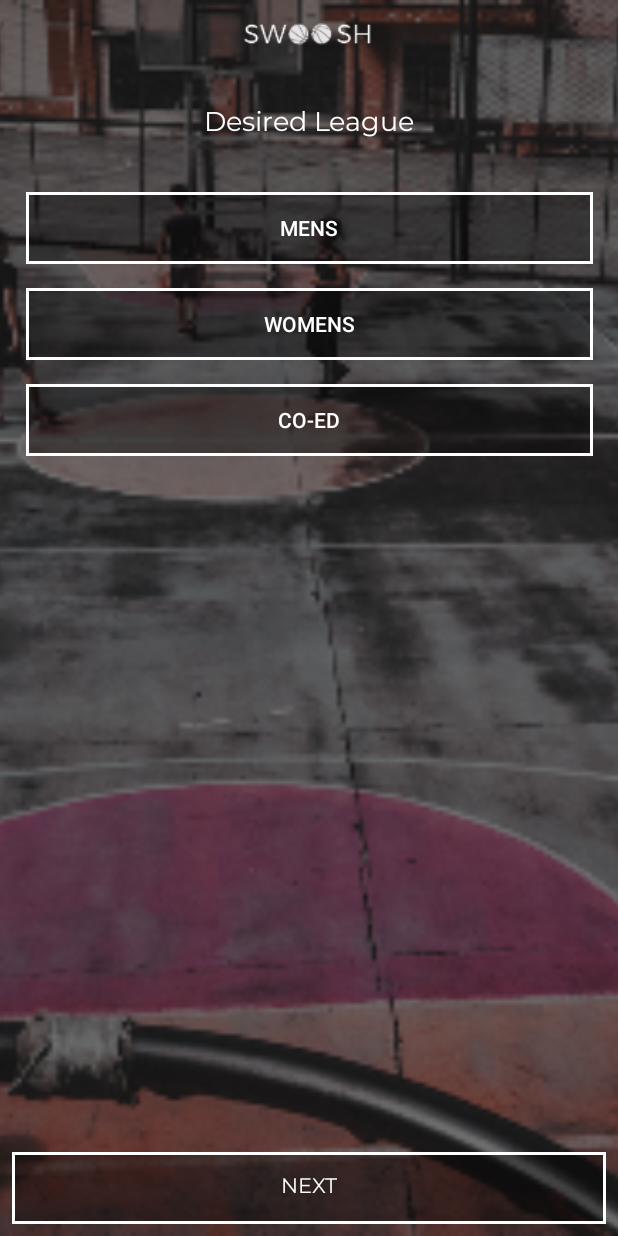
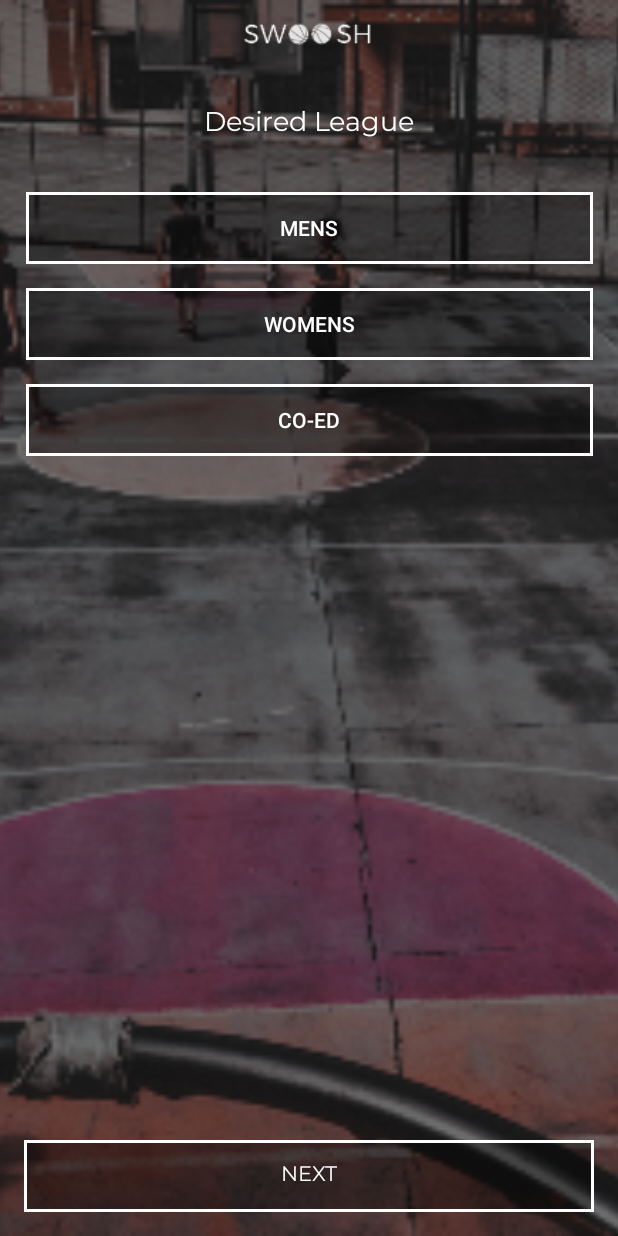
Before and after one commit to msoriano1/swoosh, an Android app: the screen it shows after launch (LeagueActivity), after a tap on "GET STARTED", on a phone screen of 412 x 824 dp. Run offline under Robolectric (Android 15) with nearby library versions, the phone set to English and light mode, and no system bars.

Commit message:
lesson-06

```diff
--- a/app/src/main/AndroidManifest.xml
+++ b/app/src/main/AndroidManifest.xml
@@ -9,6 +9,10 @@
             android:roundIcon="@mipmap/ic_launcher_round"
             android:supportsRtl="true"
             android:theme="@style/AppTheme">
+        <activity android:name=".SkillActivity">
+        </activity>
+        <activity android:name=".BaseActivity">
+        </activity>
         <activity android:name=".LeagueActivity">
         </activity>
         <activity android:name=".WelcomeActivity">
--- /dev/null
+++ b/app/src/main/java/com/mattdog/swoosh/BaseActivity.kt
@@ -0,0 +1,47 @@
+package com.mattdog.swoosh
+
+import androidx.appcompat.app.AppCompatActivity
+import android.os.Bundle
+import android.util.Log
+
+open class BaseActivity : AppCompatActivity() {
+
+    val TAG = "LifeCycle"
+    override fun onCreate(savedInstanceState: Bundle?) {
+        Log.d(TAG,"${javaClass.simpleName} OnCreate")
+
+        super.onCreate(savedInstanceState)
+    }
+    //Log.d(TAG, "${name of class} name of state")
+    //TAG is used as a filter in the logcat later on
+
+    override fun onStart() {
+        Log.d(TAG,"${javaClass.simpleName} OnStart")
+        super.onStart()
+    }
+
+    override fun onResume() {
+        Log.d(TAG,"${javaClass.simpleName} OnResume")
+        super.onResume()
+    }
+
+    override fun onRestart() {
+        Log.d(TAG,"${javaClass.simpleName} OnRestart")
+        super.onRestart()
+    }
+
+    override fun onPause() {
+        Log.d(TAG,"${javaClass.simpleName} OnPause")
+        super.onPause()
+    }
+
+    override fun onStop() {
+        Log.d(TAG,"${javaClass.simpleName} OnStop")
+        super.onStop()
+    }
+
+    override fun onDestroy() {
+        Log.d(TAG,"${javaClass.simpleName} OnDestroy ")
+        super.onDestroy()
+    }
+}
--- a/app/src/main/java/com/mattdog/swoosh/LeagueActivity.kt
+++ b/app/src/main/java/com/mattdog/swoosh/LeagueActivity.kt
@@ -1,12 +1,19 @@
 package com.mattdog.swoosh
 
+import android.content.Intent
 import androidx.appcompat.app.AppCompatActivity
 import android.os.Bundle
+import android.view.View
 
-class LeagueActivity : AppCompatActivity() {
+class LeagueActivity : BaseActivity() {
 
     override fun onCreate(savedInstanceState: Bundle?) {
         super.onCreate(savedInstanceState)
         setContentView(R.layout.activity_league)
     }
+
+    fun leagueNextClicked(view: View){
+        val skillActivity = Intent(this, SkillActivity::class.java)
+        startActivity(skillActivity)
+    }
 }
--- a/app/src/main/java/com/mattdog/swoosh/WelcomeActivity.kt
+++ b/app/src/main/java/com/mattdog/swoosh/WelcomeActivity.kt
@@ -5,7 +5,7 @@ import androidx.appcompat.app.AppCompatActivity
 import android.os.Bundle
 import kotlinx.android.synthetic.main.activity_welcome.*
 
-class WelcomeActivity : AppCompatActivity() {
+class WelcomeActivity : BaseActivity() {
 
     override fun onCreate(savedInstanceState: Bundle?) {
         super.onCreate(savedInstanceState)
@@ -27,4 +27,11 @@ class WelcomeActivity : AppCompatActivity() {
         }
 
     }
+    // OnCreate(): basic startup logic, setting variables and onclick listeners. Called only once during its lifetime.
+    // OnStart(): makes the view visible to the user
+    // OnResume(): app is active and running. Keeps running until something takes focus away from the activity.
+    // OnPause(): First state from moving away from the activity. Pauses animation, music, etc. View becomes semitransparent.
+    // OnStop(): When a new activity completely covers the curent activity (e.g. Home button, Take an incoming call, new Activity, etc)
+    // OnRestart(): User navigates back to the current activity
+    // OnDestroy(): Final call that activity receives.
 }
--- a/app/src/main/res/drawable/swoosh_toggler.xml
+++ b/app/src/main/res/drawable/swoosh_toggler.xml
@@ -1,7 +1,8 @@
 <?xml version="1.0" encoding="utf-8"?>
 <selector xmlns:android="http://schemas.android.com/apk/res/android">
 <!--
-selector has to do with the selection of buttons and which drawable to use given certain states of buttons
+selector has to do with the selection of buttons and which drawable to use, given certain states of buttons or elements
+it can contain the 'logic' for the button layout/design
 -->
 
     <item android:state_checked="true"  android:drawable="@drawable/swoosh_button_checked" />
--- a/app/src/main/res/layout/activity_league.xml
+++ b/app/src/main/res/layout/activity_league.xml
@@ -71,9 +71,11 @@
             android:text="@string/next"
             android:layout_width="0dp"
             android:layout_height="wrap_content"
-            android:id="@+id/button2" app:layout_constraintStart_toStartOf="parent" android:layout_marginStart="8dp"
-            app:layout_constraintEnd_toEndOf="parent" android:layout_marginEnd="8dp" android:layout_marginBottom="8dp"
+            android:id="@+id/leagueNxtBtn" app:layout_constraintStart_toStartOf="parent"
+            android:layout_marginStart="16dp"
+            app:layout_constraintEnd_toEndOf="parent" android:layout_marginEnd="16dp" android:layout_marginBottom="16dp"
             app:layout_constraintBottom_toBottomOf="@+id/imageView3" android:background="@drawable/swoosh_button"
-            android:fontFamily="@font/montserrat" android:textColor="@android:color/white"/>
+            android:fontFamily="@font/montserrat" android:textColor="@android:color/white"
+            android:onClick="leagueNextClicked"/>
 
 </androidx.constraintlayout.widget.ConstraintLayout>
--- a/app/src/main/res/layout/activity_welcome.xml
+++ b/app/src/main/res/layout/activity_welcome.xml
@@ -55,8 +55,9 @@
             android:text="@string/get_started"
             android:layout_width="0dp"
             android:layout_height="wrap_content"
-            android:id="@+id/getStartedBtn" app:layout_constraintStart_toStartOf="parent" android:layout_marginStart="8dp"
-            app:layout_constraintEnd_toEndOf="parent" android:layout_marginEnd="8dp" android:layout_marginBottom="8dp"
+            android:id="@+id/getStartedBtn" app:layout_constraintStart_toStartOf="parent"
+            android:layout_marginStart="16dp"
+            app:layout_constraintEnd_toEndOf="parent" android:layout_marginEnd="16dp" android:layout_marginBottom="16dp"
             app:layout_constraintBottom_toBottomOf="@+id/imageView" android:fontFamily="@font/montserrat"
             android:background="@drawable/swoosh_button" android:textColor="@android:color/white"/>
 
--- a/app/src/main/res/values/strings.xml
+++ b/app/src/main/res/values/strings.xml
@@ -13,6 +13,10 @@
     <string name="find_a_team_in_your_city_and_dominate_the_league">Find a team in your city, and dominate the league
     </string>
     <string name="get_started">GET STARTED</string>
+    <string name="i_am_a">I am a:</string>
+    <string name="beginner">BEGINNER</string>
+    <string name="baller">BALLER</string>
+    <string name="finish">FINISH</string>
 
     <!-- string resources are stored here
      For the purpose of LOCALIZATION: for easier translation into other languages
```
Also changed, not shown: app/src/main/java/com/mattdog/swoosh/SkillActivity.kt (added, +12 -0 lines), app/src/main/res/layout/activity_skill.xml (added, +64 -0 lines).
